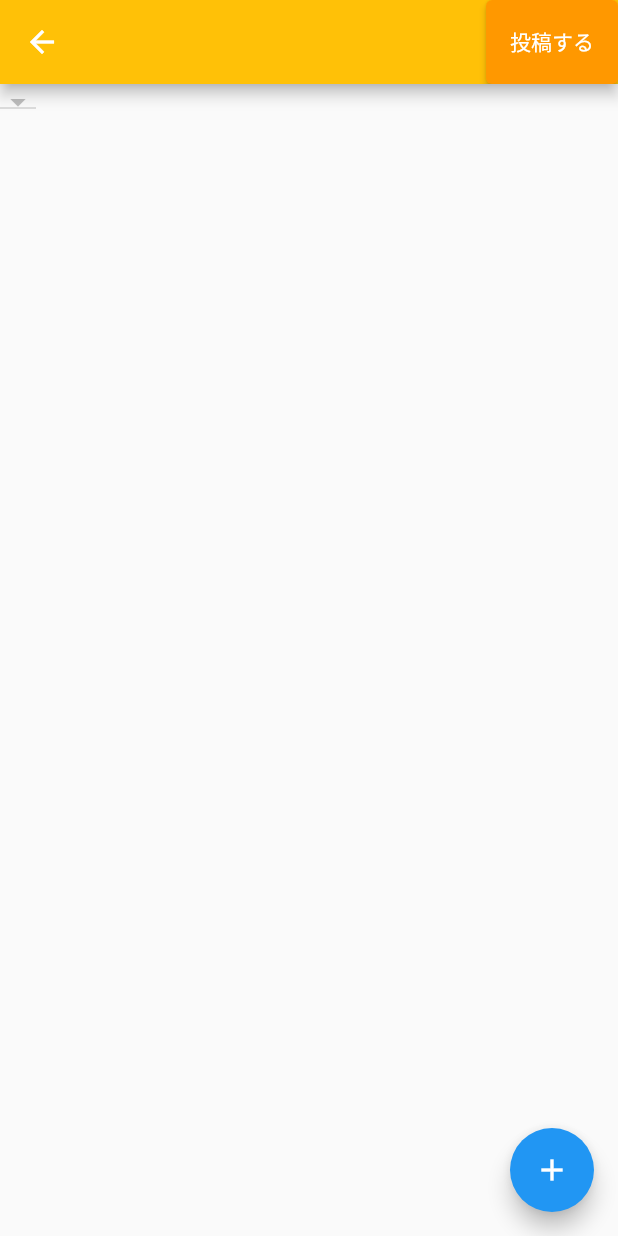
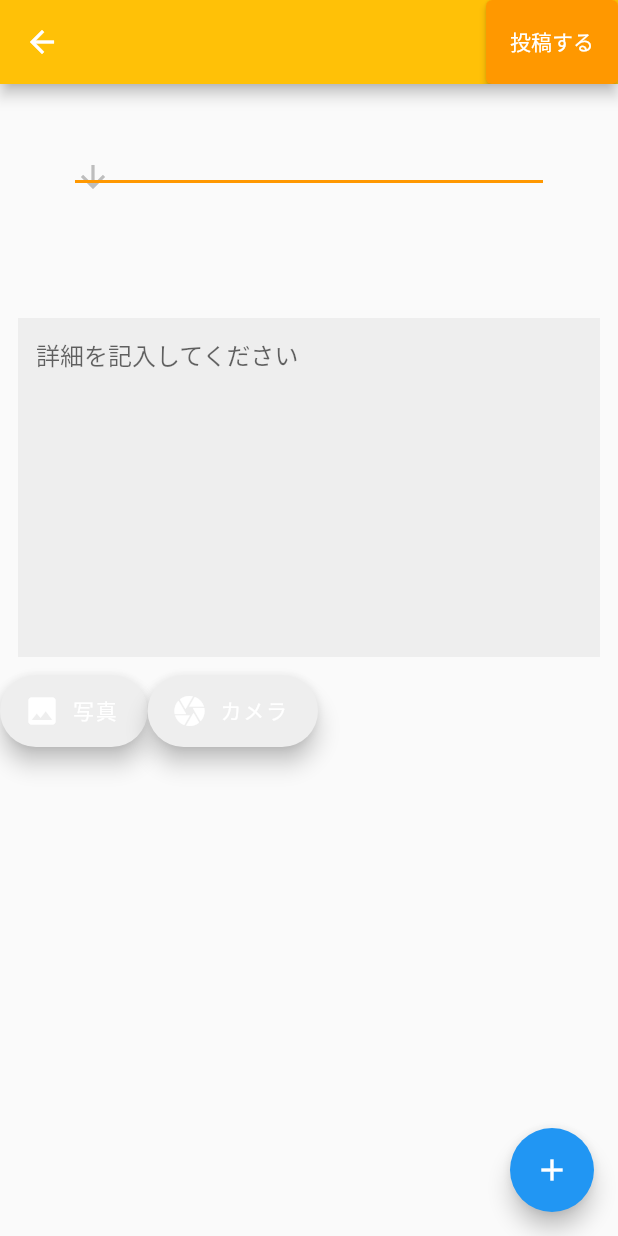
Before and after one commit to Aky-kashi/habbit_boddy, a Flutter app: the screen it shows after launch, after a tap on the "add" icon, on a phone screen of 412 x 824 dp. Run offline on Flutter 3.47's test engine with Material 2 defaults, Android fonts, the phone set to English and light mode, and no system bars; our stand-ins replace cloud_firestore, firebase_auth, firebase_core, flutter_signin_button, fluttertoast, font_awesome_flutter and 2 more; missing offline and left inert: dropdownfield; accounts and stored records are empty.

Commit message:
投稿画面を編集しました。by Kayanoki

```diff
--- a/lib/view/post/page/Todo.dart
+++ b/lib/view/post/page/Todo.dart
@@ -6,13 +6,13 @@ import 'package:habit_boddy/view_models/todo_view_model.dart';
 class Todo {
   Todo({@required this.title, this.model, this.createdAt});
   final ToDoViewModel model;
-  final String title ;
+  String title ;
   final Timestamp createdAt;
 
   static Todo fromDoc(DocumentSnapshot doc){
-    /*if(doc == null){
+    if(doc == null){
       return null;
-    }*/
+    }
     return Todo(createdAt: doc.data()['createdAt'], title: doc.data()["title"]);
   }
 }
--- a/lib/view/post/page/post_page.dart
+++ b/lib/view/post/page/post_page.dart
@@ -1,8 +1,5 @@
-import 'package:cloud_firestore/cloud_firestore.dart';
 import "package:flutter/material.dart";
-import 'package:habit_boddy/component/post/task_add_button.dart';
 import 'package:habit_boddy/utils/constants.dart';
-import 'package:habit_boddy/view/common/components/drop_text.dart';
 import 'package:habit_boddy/view/common/components/post_caption_part.dart';
 import 'package:habit_boddy/view/post/page/Todo.dart';
 import 'package:habit_boddy/view/post/page/detail_page.dart';
@@ -11,38 +8,17 @@ import 'package:habit_boddy/view/post/page/task_setting.dart';
 import 'package:habit_boddy/view_models/post_view_model.dart';
 import 'package:habit_boddy/view_models/todo_view_model.dart';
 import 'package:provider/provider.dart';
+
 import 'confirm_dialog.dart';
 
 //投稿画面のメインの関数。
 
-
-class PostPage extends StatefulWidget {
-  @override
-  _PostPageState createState() => _PostPageState();
-}
-
-class _PostPageState extends State<PostPage> {
-  final _captionController = TextEditingController();
-  DocumentSnapshot doc;
-
-  @override
-  void initState() {
-    _captionController.addListener(_onCaptionUpdated);
-    super.initState();
-  }
-
-  @override
-  void dispose() {
-    _captionController.dispose();
-    super.dispose();
-  }
-
-
+class PostPage extends StatelessWidget {
 //モデルにデータを入れる。
   @override
   Widget build(BuildContext context) {
     return ChangeNotifierProvider<ToDoViewModel>(
-      create:(_) => ToDoViewModel()..getRealtime(),
+      create: (_) => ToDoViewModel()..getRealtime(),
       child: Scaffold(
         appBar: AppBar(
           backgroundColor: Colors.amber,
@@ -66,17 +42,66 @@ class _PostPageState extends State<PostPage> {
         ),
         body: Consumer<ToDoViewModel>(builder: (context, model, child) {
           final todoList = model.todoList;
-          /*if (todoList == null){
-            return null;
-          }*/
-          return DropdownButton<Todo>(
-            items: todoList?.map<DropdownMenuItem<Todo>>((Todo todo) {
-              return DropdownMenuItem<Todo>(
-                value: Todo.fromDoc(doc),
-                child: Text(todo.title),
-              );
-            })?.toList() ?? [],
-          );
+          final postViewModel = Provider.of<PostViewModel>(context);
+          print(todoList);
+          if (todoList == null) {
+            return Container();
+          } else {
+            return Container(
+                child: SingleChildScrollView(
+                    child: Column(children: [
+              Row(
+                children: [
+                  Expanded(
+                    flex: 1,
+                    child: Padding(
+                      padding: const EdgeInsets.all(50.0),
+                      child: DropdownButton<Todo>(
+                        value: model.dropdownValue,
+                        icon: const Icon(Icons.arrow_downward),
+                        iconSize: 24,
+                        elevation: 16,
+                        underline: Container(height: 2, color: Colors.orange),
+                        onChanged: (Todo newValue) {
+                          model.onChanged(newValue);
+                        },
+                        items:
+                            todoList.map<DropdownMenuItem<Todo>>((Todo todo) {
+                          return DropdownMenuItem<Todo>(
+                              value: todo,
+                              child: Container(
+                                child: Text(todo.title),
+                                width: 300,
+                                alignment: Alignment.center,
+                              ));
+                        }).toList(),
+                      ),
+                    ),
+                  )
+                ],
+              ),
+              Container(
+                  child: Padding(
+                    padding: const EdgeInsets.only(top: 20.0),
+                    child: DetailPost(),
+                  ),
+                  height: 270),
+              Row(children: [
+                PicturePage(),
+                postViewModel.imageFile == null
+                    ? Container()
+                    : Container(
+                        height: 60,
+                        width: 60,
+                        child: SingleChildScrollView(
+                          child: PostCaptionPart(
+                            from: PostCaptionOpenMode.FROM_POST,
+                          ),
+                        ),
+                      )
+              ])
+            ])));
+          }
         }),
         //ボタンを押すと、タスクを設定するページに遷移する。
         floatingActionButton:
@@ -95,66 +120,8 @@ class _PostPageState extends State<PostPage> {
     );
   }
 
-//テキストに記入すると動くメソッド
-  _onCaptionUpdated() {
-    final viewModel = Provider.of<PostViewModel>(context, listen: false);
-    viewModel.caption = _captionController.text;
-    print("caption: ${viewModel.caption}");
-  }
 //imageFileを投稿すると動くメソッド
   void _post(BuildContext context) {
     final postViewModel = Provider.of<PostViewModel>(context, listen: false);
   }
 }
-
-Widget build(BuildContext context) {
-  final postViewModel = Provider.of<PostViewModel>(context);
-  return Container(
-    child: Padding(
-      padding: const EdgeInsets.all(40.0),
-      child: SingleChildScrollView(
-        child: Column(
-          children: [
-            Row(
-              children: [
-                Expanded(
-                  flex:3,
-                  child: Container(child: Padding(
-                    padding: const EdgeInsets.only(left:10.0),
-                    child: DropText(),
-                  ), height: 230),
-                ),
-                Expanded(
-                    flex:1,
-                    child: Padding(
-                      padding: const EdgeInsets.only(bottom:155.0),
-                      child: TaskAdd(),
-                    )),
-              ],
-            ),
-
-            Container(child: Padding(
-              padding: const EdgeInsets.only(top:20.0),
-              child: DetailPost(),
-            ), height: 270),
-            Row(
-              children: [
-                PicturePage(),
-                postViewModel.imageFile == null
-                    ? Container()
-                    : Container(
-                  height: 60, width: 60,
-                  child: SingleChildScrollView(
-                    child: PostCaptionPart(
-                      from: PostCaptionOpenMode.FROM_POST,
-                    ),
-                  ),
-                )
-              ],
-            ),
-          ],
-        ),
-      ),
-    ),
-  );
-}
--- a/lib/view/post/page/task_setting.dart
+++ b/lib/view/post/page/task_setting.dart
@@ -106,7 +106,7 @@ class _PostPreparation extends State {
                 _addItem(myController.text);
                 // テキストフィールドの内容をクリア
                 myController.clear();
-                print("test");
+                //print("test");
                 //firebaseに値を追加させる。
                   //await model?.add();
                   await model.add();
--- a/lib/view_models/post_view_model.dart
+++ b/lib/view_models/post_view_model.dart
@@ -1,34 +1,33 @@
 import 'dart:io';
 
-import"package:flutter/material.dart";
+import "package:flutter/material.dart";
 import 'package:habit_boddy/models/repositories/post_repository.dart';
 import 'package:habit_boddy/models/repositories/user_repository.dart';
 
-
-class PostViewModel extends ChangeNotifier{
+class PostViewModel extends ChangeNotifier {
   final UserRepository userRepository;
   final PostRepository postRepository;
+  final _captionController = TextEditingController();
   PostViewModel({this.userRepository, this.postRepository});
 
   File imageFile;
   bool isProcessing = false;
   bool isImagePicked = false;
-  String caption = "";
+
   //TODO
-  Future<void> post() async{
+  Future<void> post() async {
     isProcessing = true;
     notifyListeners();
 
     await postRepository.post(
       UserRepository.currentUser,
-      caption,
+      _captionController.text,
     );
     isProcessing = false;
     notifyListeners();
-
   }
 
-  Future <void> pickImage(uploadType) async{
+  Future<void> pickImage(uploadType) async {
     isImagePicked = false;
     isProcessing = true;
     notifyListeners();
@@ -39,8 +38,11 @@ class PostViewModel extends ChangeNotifier{
     if (imageFile != null) isImagePicked = true;
     isProcessing = false;
     notifyListeners();
-
   }
 
-
+  @override
+  void dispose() {
+    _captionController.dispose();
+    super.dispose();
+  }
 }
--- a/lib/view_models/todo_view_model.dart
+++ b/lib/view_models/todo_view_model.dart
@@ -1,28 +1,28 @@
 import 'package:cloud_firestore/cloud_firestore.dart';
 import "package:flutter/material.dart";
 import 'package:habit_boddy/view/post/page/Todo.dart';
-import 'package:habit_boddy/view/post/page/task_setting.dart';
-
 
 class ToDoViewModel extends ChangeNotifier {
-  List<Todo>  todoList = [];
+  List<Todo> todoList = [];
   String todoText = "";
   ToDoViewModel({this.todoList});
+  Todo dropdownValue;
 
 //リアルタイムでTodoが反映される。
   void getRealtime() {
     final snapshots =
-    FirebaseFirestore.instance.collection("todoList").snapshots();
+        FirebaseFirestore.instance.collection("todoList").snapshots();
     snapshots.listen((snapshot) {
       final docs = snapshot.docs;
       final todoList = docs.map((doc) => Todo.fromDoc(doc)).toList();
       this.todoList = todoList;
+      dropdownValue = todoList.first;
       notifyListeners();
-
     });
   }
- //firebaseに値を追加する。
-  Future add() async{
+
+  //firebaseに値を追加する。
+  Future add() async {
     final collection = FirebaseFirestore.instance.collection("todoList");
     await collection.add({
       'title': todoText,
@@ -30,4 +30,8 @@ class ToDoViewModel extends ChangeNotifier {
     });
   }
 
+  onChanged(Todo newValue) {
+    dropdownValue = newValue;
+    notifyListeners();
+  }
 }
```
